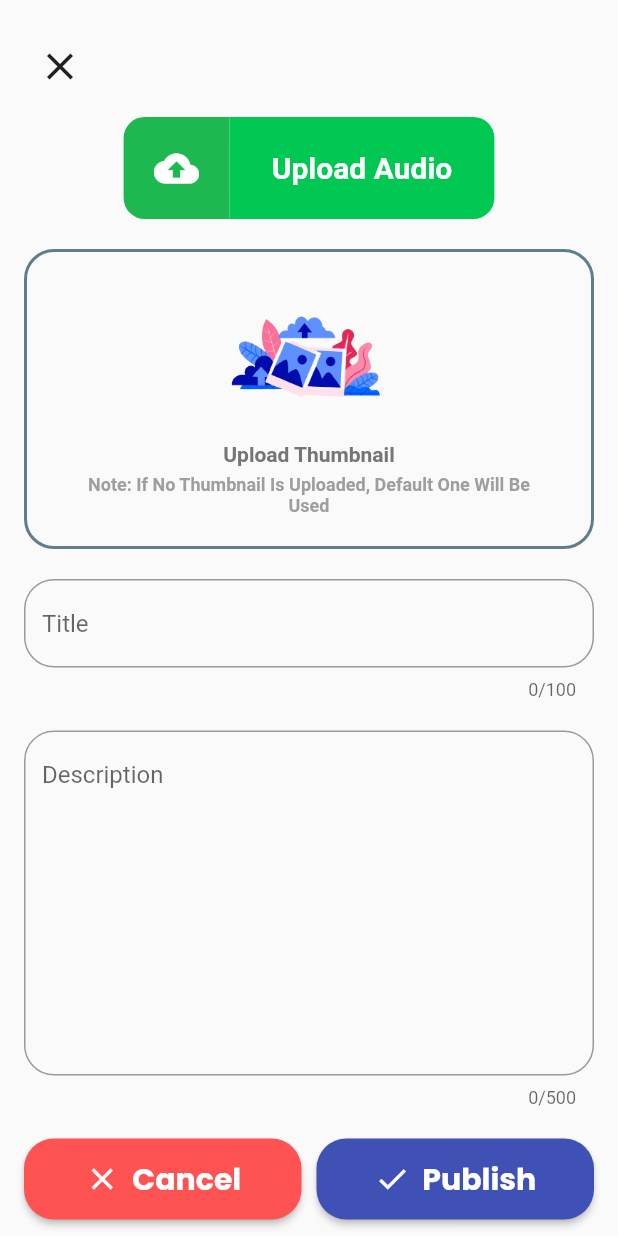
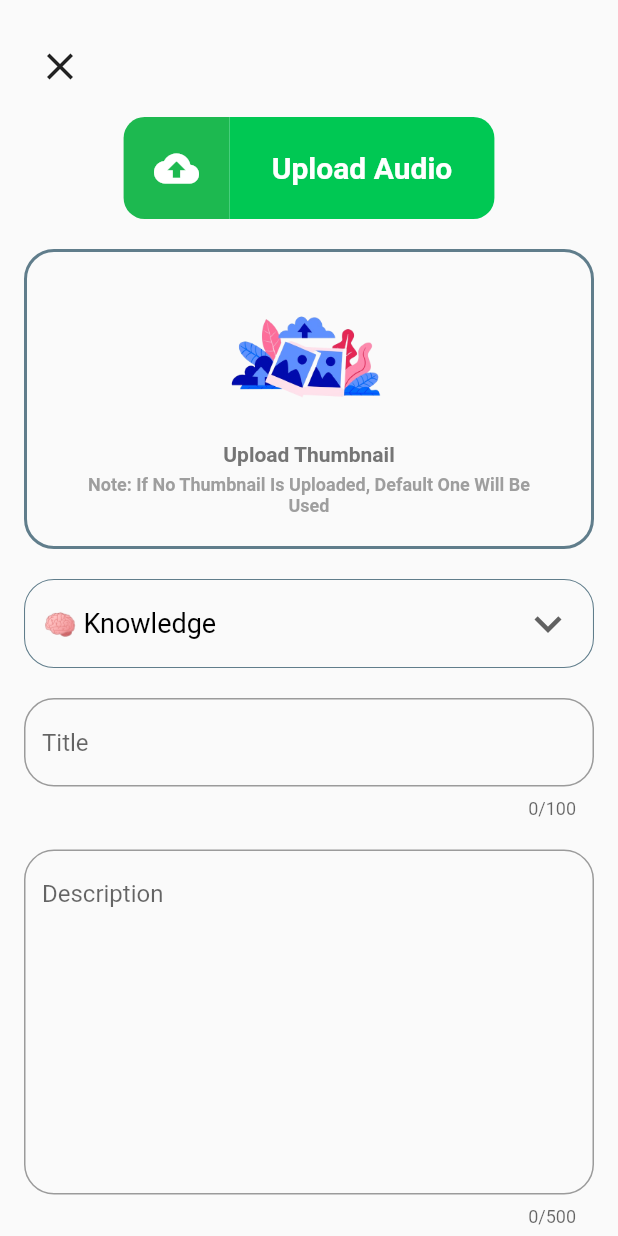
Before and after one commit to ManoVikram/MusikRadio, a Flutter app: the HomeScreen screen opened by its route, after a tap on the "add" icon, on a phone screen of 412 x 824 dp. Run offline on Flutter 3.47's test engine with Material 2 defaults, Android fonts, the phone set to English and light mode, and no system bars; our stand-ins replace flutter_svg, google_fonts, percent_indicator, pin_code_fields; network calls fail.

Commit message:
Made some minor changes like linking all the screens and a few others

```diff
--- a/lib/main.dart
+++ b/lib/main.dart
@@ -58,7 +58,7 @@ class AudioApp extends StatelessWidget {
   @override
   Widget build(BuildContext context) {
     return const Scaffold(
-      body: PlayingAudioScreen(),
+      body: HomeScreen(),
     );
   }
 }
--- a/lib/screens/audioUploadScreen/audio_upload_screen.dart
+++ b/lib/screens/audioUploadScreen/audio_upload_screen.dart
@@ -2,13 +2,21 @@ import 'package:flutter/material.dart';
 import 'package:google_fonts/google_fonts.dart';
 import 'package:percent_indicator/percent_indicator.dart';
 
-class AudioUploadScreen extends StatelessWidget {
+class AudioUploadScreen extends StatefulWidget {
   AudioUploadScreen({Key? key}) : super(key: key);
 
   static const routeName = "/audioUploadScreen";
 
+  @override
+  State<AudioUploadScreen> createState() => _AudioUploadScreenState();
+}
+
+class _AudioUploadScreenState extends State<AudioUploadScreen> {
   final TextEditingController _titleController = TextEditingController();
+
   final TextEditingController _descriptionController = TextEditingController();
+
+  String? categorySelected = "🧠 Knowledge";
 
   @override
   Widget build(BuildContext context) {
@@ -180,6 +188,51 @@ class AudioUploadScreen extends StatelessWidget {
                 const SizedBox(
                   height: 20,
                 ),
+                Container(
+                  padding: const EdgeInsets.symmetric(
+                    horizontal: 12,
+                    vertical: 5,
+                  ),
+                  decoration: BoxDecoration(
+                    border: Border.all(
+                      color: Colors.blueGrey,
+                      width: 0.7,
+                    ),
+                    borderRadius: const BorderRadius.all(Radius.circular(20)),
+                  ),
+                  child: DropdownButton<String>(
+                    value: categorySelected,
+                    onChanged: (String? category) {
+                      setState(() {
+                        categorySelected = category!;
+                      });
+                    },
+                    icon: const Icon(Icons.keyboard_arrow_down),
+                    iconSize: 36,
+                    borderRadius: BorderRadius.circular(10),
+                    isExpanded: true,
+                    underline: Container(),
+                    style: TextStyle(
+                      fontFamily: GoogleFonts.roboto().fontFamily,
+                      fontSize: 18,
+                      color: Colors.black,
+                    ),
+                    items: const [
+                      "🧠 Knowledge",
+                      "🎵 Music",
+                      "📖 Stories",
+                      "😂 Entertainment",
+                    ].map((String categoryValue) {
+                      return DropdownMenuItem(
+                        value: categoryValue,
+                        child: Text(categoryValue),
+                      );
+                    }).toList(),
+                  ),
+                ),
+                const SizedBox(
+                  height: 20,
+                ),
                 TextField(
                   controller: _titleController,
                   maxLength: 100,
--- a/lib/screens/editAccountDetilsScreen/edit_account_details_screen.dart
+++ b/lib/screens/editAccountDetilsScreen/edit_account_details_screen.dart
@@ -50,7 +50,7 @@ class EditAccountDetilsScreen extends StatelessWidget {
                         height: 140,
                         width: 140,
                         decoration: const BoxDecoration(
-                          color: Colors.yellow,
+                          color: Colors.orange,
                           shape: BoxShape.circle,
                           image: DecorationImage(
                             // If the user doesn't have any image,
--- a/lib/screens/homeScreen/home_screen.dart
+++ b/lib/screens/homeScreen/home_screen.dart
@@ -1,11 +1,15 @@
-import 'package:audio_entertainment_media/screens/audioUploadScreen/audio_upload_screen.dart';
 import 'package:flutter/material.dart';
 import 'package:flutter/widgets.dart';
 import 'package:google_fonts/google_fonts.dart';
 
+import '../categoryScreen/category_screen.dart';
+import '../accountScreen/account_screen.dart';
+import '../audioUploadScreen/audio_upload_screen.dart';
+import '../searchScreen/search_screen.dart';
+import '../subscriptionScreen/subscription_screen.dart';
+import '../playingAudioScreen/playing_audio_screen.dart';
 import '../../widgets/category_button.dart';
 import '../../widgets/audio_card.dart';
-import '../../screens/categoryScreen/category_screen.dart';
 
 class HomeScreen extends StatefulWidget {
   const HomeScreen({Key? key}) : super(key: key);
@@ -18,6 +22,12 @@ class HomeScreen extends StatefulWidget {
 
 class _HomeScreenState extends State<HomeScreen> {
   int _selectedIndex = 0;
+  final List<Widget> _children = [
+    const HomeScreenUI(),
+    SearchScreen(),
+    const SubscriptionScreen(),
+    const AccountScreen(),
+  ];
 
   void _onTapped(int index) {
     setState(() {
@@ -28,32 +38,51 @@ class _HomeScreenState extends State<HomeScreen> {
   @override
   Widget build(BuildContext context) {
     return Scaffold(
+      floatingActionButton: FloatingActionButton(
+        onPressed: () {
+          Navigator.of(context).pushNamed(PlayingAudioScreen.routeName);
+        },
+        elevation: 7,
+        backgroundColor: Colors.deepOrange,
+        child: const Icon(Icons.headphones_rounded),
+      ),
       bottomNavigationBar: BottomNavigationBar(
-        // ignore: prefer_const_literals_to_create_immutables
-        items: [
-          const BottomNavigationBarItem(
+        onTap: _onTapped,
+        currentIndex: _selectedIndex,
+        items: const [
+          BottomNavigationBarItem(
             icon: Icon(Icons.home),
             label: "Home",
           ),
-          const BottomNavigationBarItem(
+          BottomNavigationBarItem(
             icon: Icon(Icons.search),
             label: "Search",
           ),
-          const BottomNavigationBarItem(
+          BottomNavigationBarItem(
             icon: Icon(Icons.menu),
             label: "Subscriptions",
           ),
-          const BottomNavigationBarItem(
+          BottomNavigationBarItem(
             icon: Icon(Icons.person),
             label: "Account",
           ),
         ],
         unselectedItemColor: Colors.blueGrey,
         selectedItemColor: Colors.redAccent,
-        currentIndex: _selectedIndex,
-        onTap: _onTapped,
       ),
-      body: SafeArea(
+      body: _children[_selectedIndex],
+    );
+  }
+}
+
+class HomeScreenUI extends StatelessWidget {
+  const HomeScreenUI({
+    Key? key,
+  }) : super(key: key);
+
+  @override
+  Widget build(BuildContext context) {
+    return SafeArea(
       child: SingleChildScrollView(
         physics: const BouncingScrollPhysics(),
         child: Column(
@@ -146,13 +175,13 @@ class _HomeScreenState extends State<HomeScreen> {
                       },
                     ),
                     CategoryButton(
-                        text: "Informative",
+                      text: "Knowledge",
                       emoji: "🧠",
                       onTapped: () {
                         Navigator.of(context).pushNamed(
                           CategoryScreen.routeName,
                           arguments: {
-                              "title": "🧠 Informative",
+                            "title": "🧠 Knowledge",
                           },
                         );
                       },
@@ -202,7 +231,6 @@ class _HomeScreenState extends State<HomeScreen> {
           ],
         ),
       ),
-      ),
     );
   }
 }
--- a/lib/widgets/audio_card.dart
+++ b/lib/widgets/audio_card.dart
@@ -8,10 +8,13 @@ class AudioCard extends StatelessWidget {
 
   @override
   Widget build(BuildContext context) {
+    final Size size = MediaQuery.of(context).size;
+
     return InkWell(
       onTap: () {},
       child: Container(
-        height: 280,
+        // height: 280,
+        height: size.height * 0.37,
         width: double.infinity,
         margin: const EdgeInsets.symmetric(
           horizontal: 10,
```
Also changed, not shown: lib/screens/playingAudioScreen/playing_audio_screen.dart (+7 -3 lines). Lines whose indentation alone changed are shown as unchanged.
